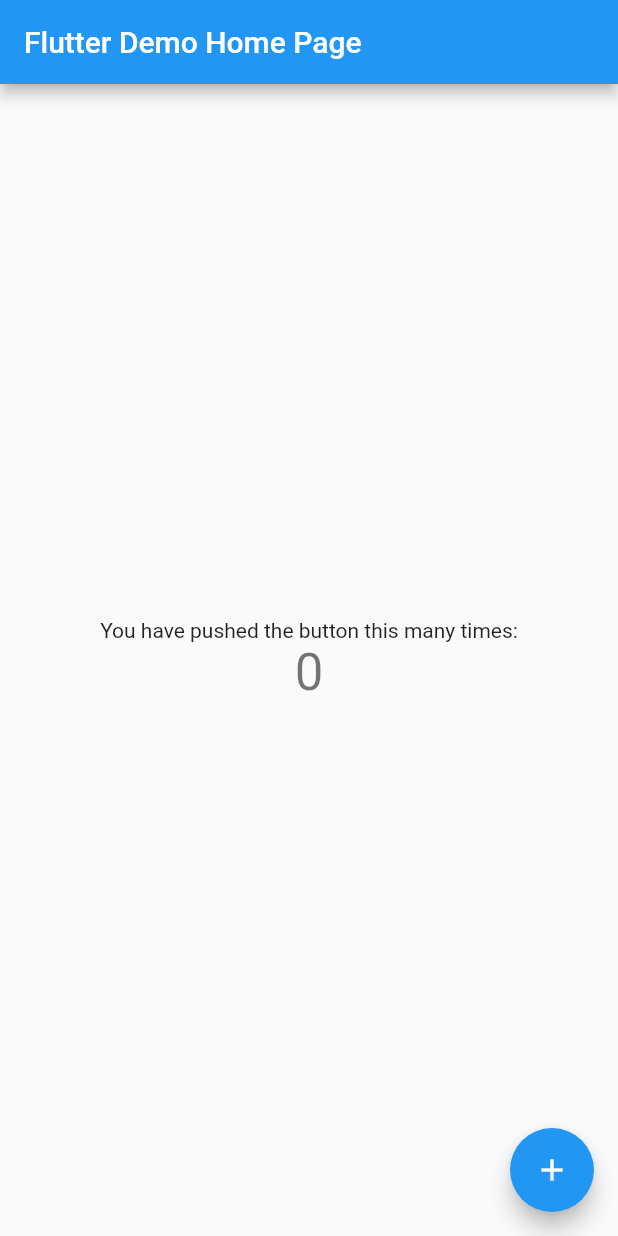
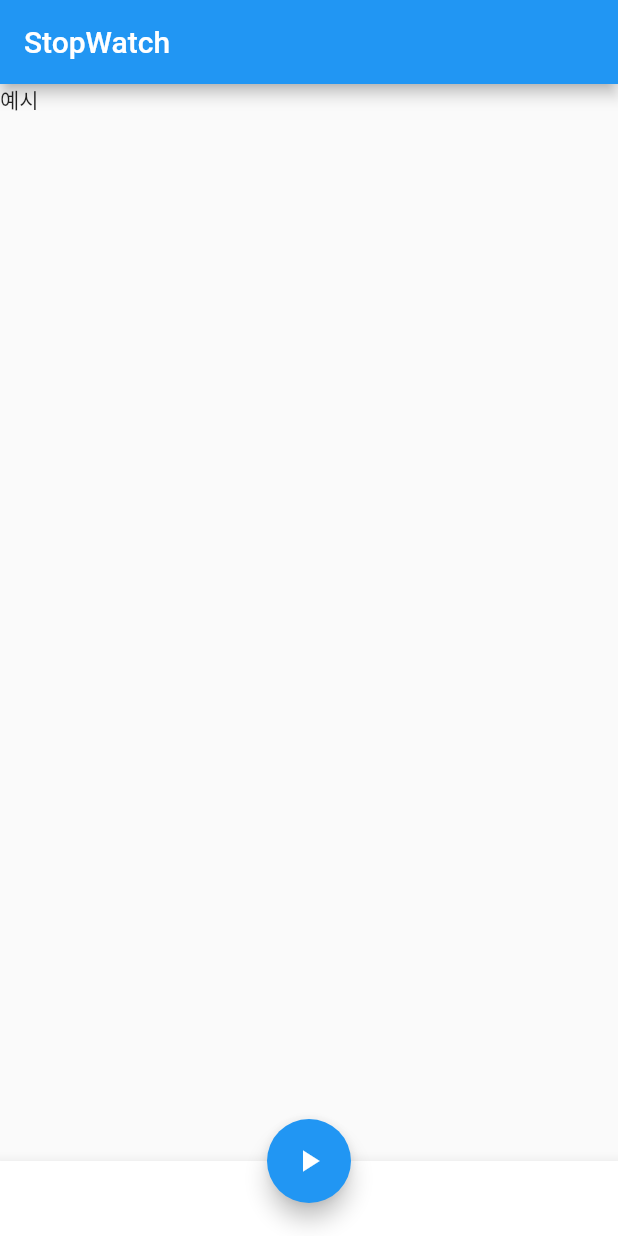
Before and after one commit to mcoding777/Flutter_Study, a Flutter app: the screen it shows after launch, on a phone screen of 412 x 824 dp. Run offline on Flutter 3.47's test engine with Material 2 defaults, Android fonts, the phone set to English and light mode, and no system bars.

Commit message:
feat: 버튼 띄운 첫 페이지 구현

```diff
--- a/stopwatch/lib/main.dart
+++ b/stopwatch/lib/main.dart
@@ -7,109 +7,50 @@ void main() {
 class MyApp extends StatelessWidget {
   const MyApp({Key? key}) : super(key: key);
 
-  // This widget is the root of your application.
   @override
   Widget build(BuildContext context) {
     return MaterialApp(
-      title: 'Flutter Demo',
+      title: 'StopWatch',
       theme: ThemeData(
-        // This is the theme of your application.
-        //
-        // Try running your application with "flutter run". You'll see the
-        // application has a blue toolbar. Then, without quitting the app, try
-        // changing the primarySwatch below to Colors.green and then invoke
-        // "hot reload" (press "r" in the console where you ran "flutter run",
-        // or simply save your changes to "hot reload" in a Flutter IDE).
-        // Notice that the counter didn't reset back to zero; the application
-        // is not restarted.
         primarySwatch: Colors.blue,
       ),
-      home: const MyHomePage(title: 'Flutter Demo Home Page'),
+      home: const StopWatchPage(title: 'StopWatch'),
     );
   }
 }
 
-class MyHomePage extends StatefulWidget {
-  const MyHomePage({Key? key, required this.title}) : super(key: key);
-
-  // This widget is the home page of your application. It is stateful, meaning
-  // that it has a State object (defined below) that contains fields that affect
-  // how it looks.
-
-  // This class is the configuration for the state. It holds the values (in this
-  // case the title) provided by the parent (in this case the App widget) and
-  // used by the build method of the State. Fields in a Widget subclass are
-  // always marked "final".
+class StopWatchPage extends StatefulWidget {
+  const StopWatchPage({Key? key, required this.title}) : super(key: key);
 
   final String title;
 
   @override
-  State<MyHomePage> createState() => _MyHomePageState();
+  State<StopWatchPage> createState() => _StopWatchPageState();
 }
 
-class _MyHomePageState extends State<MyHomePage> {
-  int _counter = 0;
-
-  void _incrementCounter() {
-    setState(() {
-      // This call to setState tells the Flutter framework that something has
-      // changed in this State, which causes it to rerun the build method below
-      // so that the display can reflect the updated values. If we changed
-      // _counter without calling setState(), then the build method would not be
-      // called again, and so nothing would appear to happen.
-      _counter++;
-    });
-  }
-
+class _StopWatchPageState extends State<StopWatchPage> {
   @override
   Widget build(BuildContext context) {
-    // This method is rerun every time setState is called, for instance as done
-    // by the _incrementCounter method above.
-    //
-    // The Flutter framework has been optimized to make rerunning build methods
-    // fast, so that you can just rebuild anything that needs updating rather
-    // than having to individually change instances of widgets.
     return Scaffold(
       appBar: AppBar(
-        // Here we take the value from the MyHomePage object that was created by
-        // the App.build method, and use it to set our appbar title.
         title: Text(widget.title),
       ),
-      body: Center(
-        // Center is a layout widget. It takes a single child and positions it
-        // in the middle of the parent.
-        child: Column(
-          // Column is also a layout widget. It takes a list of children and
-          // arranges them vertically. By default, it sizes itself to fit its
-          // children horizontally, and tries to be as tall as its parent.
-          //
-          // Invoke "debug painting" (press "p" in the console, choose the
-          // "Toggle Debug Paint" action from the Flutter Inspector in Android
-          // Studio, or the "Toggle Debug Paint" command in Visual Studio Code)
-          // to see the wireframe for each widget.
-          //
-          // Column has various properties to control how it sizes itself and
-          // how it positions its children. Here we use mainAxisAlignment to
-          // center the children vertically; the main axis here is the vertical
-          // axis because Columns are vertical (the cross axis would be
-          // horizontal).
-          mainAxisAlignment: MainAxisAlignment.center,
-          children: <Widget>[
-            const Text(
-              'You have pushed the button this many times:',
-            ),
-            Text(
-              '$_counter',
-              style: Theme.of(context).textTheme.headline4,
-            ),
-          ],
+      body: const Text('예시'), // _buildBody(),
+      bottomNavigationBar: BottomAppBar(
+        // 라우터 기능이 있는 하단 바 : FloatingButton과 BottomAppBar은 거의 같이 쓰인다
+        child: Container(
+          height: 50.0,
         ),
       ),
       floatingActionButton: FloatingActionButton(
-        onPressed: _incrementCounter,
-        tooltip: 'Increment',
-        child: const Icon(Icons.add),
-      ), // This trailing comma makes auto-formatting nicer for build methods.
+        // 다른 위젯에 방해 받지 않는, 띄우기 버튼 위젯
+        onPressed: () => setState(() {
+          // _clickButton();
+        }),
+        child: const Icon(Icons.play_arrow),
+      ),
+      floatingActionButtonLocation:
+          FloatingActionButtonLocation.centerDocked, // 버튼의 위치 : 아래쪽 가운데
     );
   }
 }
```
